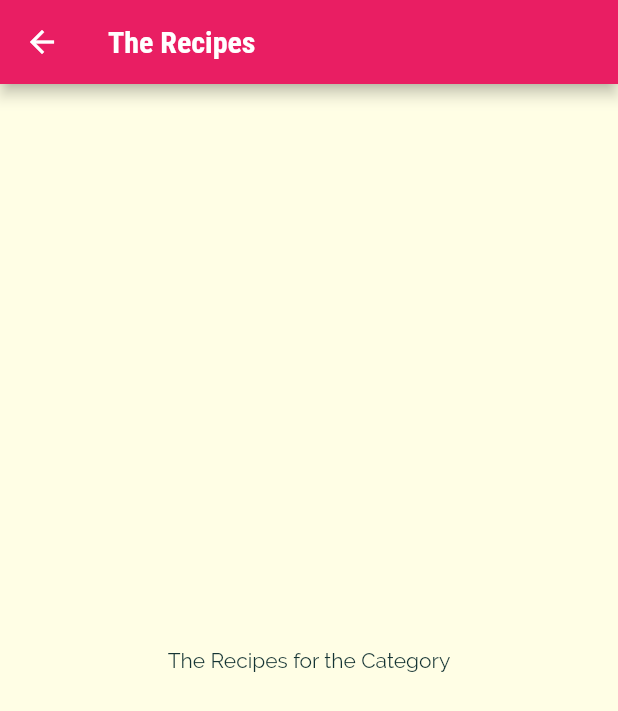
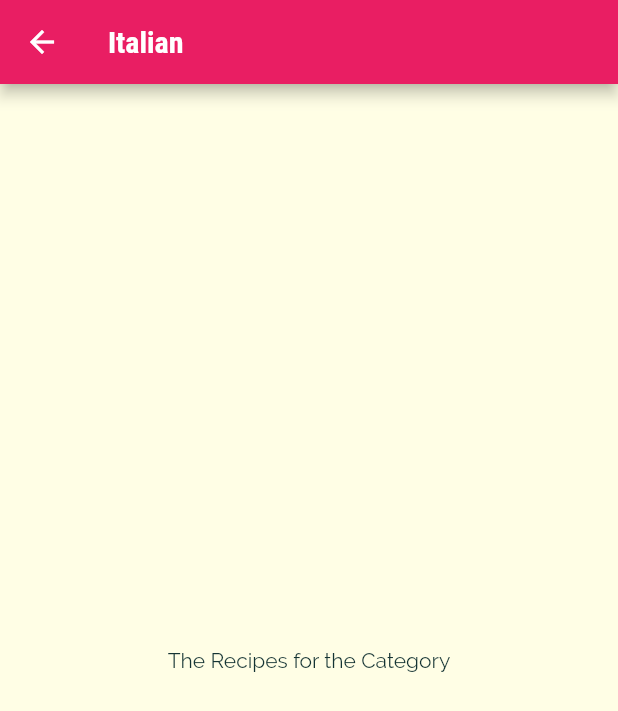
Before and after one commit to Manoj882/meals_app, a Flutter app: the screen it shows after launch, after a tap on "Italian", on a phone screen of 412 x 824 dp. Shown: the top 711 px of the screen. Run offline on Flutter 3.47's test engine with Material 2 defaults, Android fonts, the phone set to English and light mode, and no system bars.

Commit message:
passingt data via constructor

```diff
--- a/lib/screens/categories_screen.dart
+++ b/lib/screens/categories_screen.dart
@@ -14,8 +14,13 @@ class CategoriesScreen extends StatelessWidget {
       body: GridView(
         padding: EdgeInsets.all(25),
         children: DUMMY_CATEGORIES
-            .map((categoryData) => CategoryItem(
-                title: categoryData.title, color: categoryData.color))
+            .map(
+              (categoryData) => CategoryItem(
+                id: categoryData.id,
+                title: categoryData.title,
+                color: categoryData.color,
+              ),
+            )
             .toList(),
         gridDelegate: SliverGridDelegateWithMaxCrossAxisExtent(
           maxCrossAxisExtent: 200,
--- a/lib/screens/category_item.dart
+++ b/lib/screens/category_item.dart
@@ -2,15 +2,24 @@ import 'package:flutter/material.dart';
 import 'package:meals_app/screens/category_meals_screen.dart';
 
 class CategoryItem extends StatelessWidget {
+  final String id;
   final String title;
   final Color color;
-  const CategoryItem({required this.title, required this.color, super.key});
+  const CategoryItem({
+    required this.id,
+    required this.title,
+    required this.color,
+    super.key,
+  });
 
   void selectCategory(BuildContext ctx) {
     Navigator.push(
       ctx,
       MaterialPageRoute(
-        builder: (_) => CategoryMealsScreen(),
+        builder: (_) => CategoryMealsScreen(
+          categoryId: id,
+          categoryTitle: title,
+        ),
       ),
     );
   }
--- a/lib/screens/category_meals_screen.dart
+++ b/lib/screens/category_meals_screen.dart
@@ -1,13 +1,19 @@
 import 'package:flutter/material.dart';
 
 class CategoryMealsScreen extends StatelessWidget {
-  const CategoryMealsScreen({super.key});
+  const CategoryMealsScreen({
+    required this.categoryId,
+    required this.categoryTitle,
+    super.key});
+
+  final String categoryId;
+  final String categoryTitle;
 
   @override
   Widget build(BuildContext context) {
     return Scaffold(
       appBar: AppBar(
-        title: Text('The Recipes'),
+        title: Text(categoryTitle),
       ),
       body: Center(
         child: Text('The Recipes for the Category'),
```
